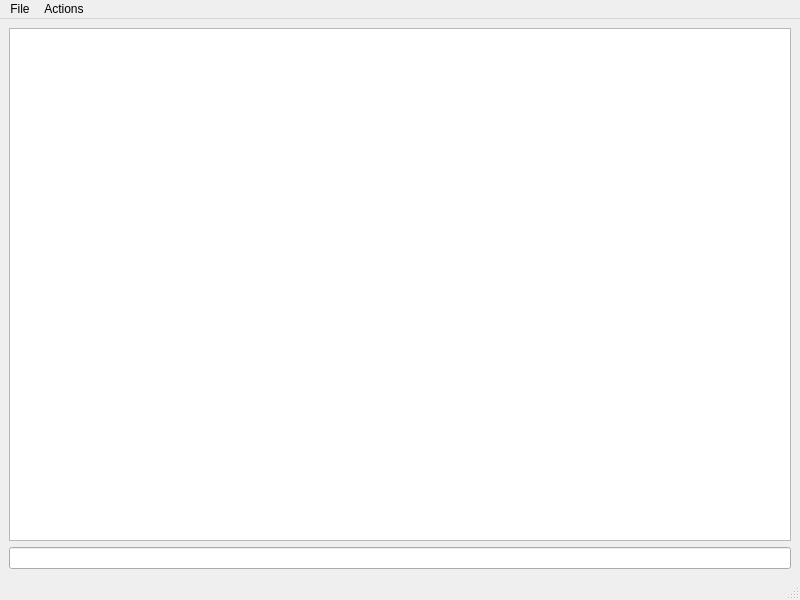
The window that mainwindow.ui (Lshprog/qt_lab2) describes before a commit, drawn with Qt 5.
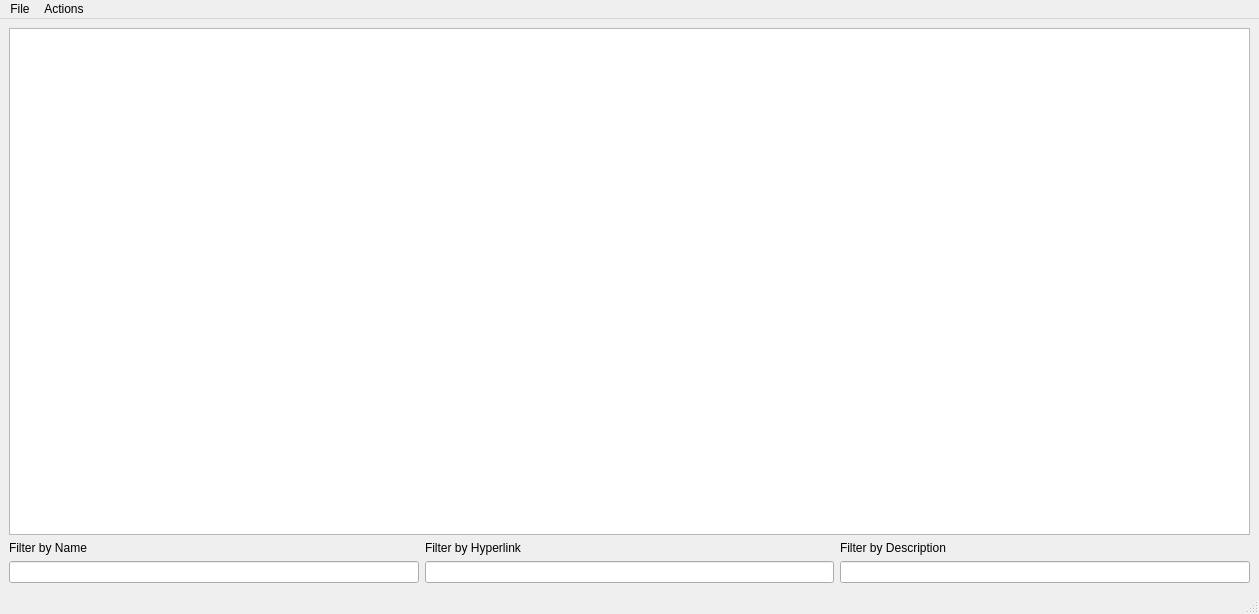
The same window after the commit.

Commit message: filtering + actions with files added mutiple column filtering and save file action

Patch:
```diff
--- a/mainwindow.ui
+++ b/mainwindow.ui
@@ -6,8 +6,8 @@
    <rect>
     <x>0</x>
     <y>0</y>
-    <width>800</width>
-    <height>600</height>
+    <width>1259</width>
+    <height>614</height>
    </rect>
   </property>
   <property name="windowTitle">
@@ -19,7 +19,38 @@
      <widget class="QTreeView" name="treeView"/>
     </item>
     <item row="1" column="0">
-     <widget class="QLineEdit" name="lineEdit"/>
+     <layout class="QGridLayout" name="gridLayout_2">
+      <item row="0" column="0">
+       <widget class="QLabel" name="label_4">
+        <property name="text">
+         <string>Filter by Name</string>
+        </property>
+       </widget>
+      </item>
+      <item row="0" column="1">
+       <widget class="QLabel" name="label_5">
+        <property name="text">
+         <string>Filter by Hyperlink</string>
+        </property>
+       </widget>
+      </item>
+      <item row="0" column="2">
+       <widget class="QLabel" name="label_6">
+        <property name="text">
+         <string>Filter by Description</string>
+        </property>
+       </widget>
+      </item>
+      <item row="1" column="0">
+       <widget class="QLineEdit" name="lineEditName"/>
+      </item>
+      <item row="1" column="1">
+       <widget class="QLineEdit" name="lineEditHyperlink"/>
+      </item>
+      <item row="1" column="2">
+       <widget class="QLineEdit" name="lineEditDescription"/>
+      </item>
+     </layout>
     </item>
    </layout>
   </widget>
@@ -28,7 +59,7 @@
     <rect>
      <x>0</x>
      <y>0</y>
-     <width>800</width>
+     <width>1259</width>
      <height>22</height>
     </rect>
    </property>
```
Left out of the diff: 17 changed lines with no effect on the pictures. The commit also changes 11 other files.
